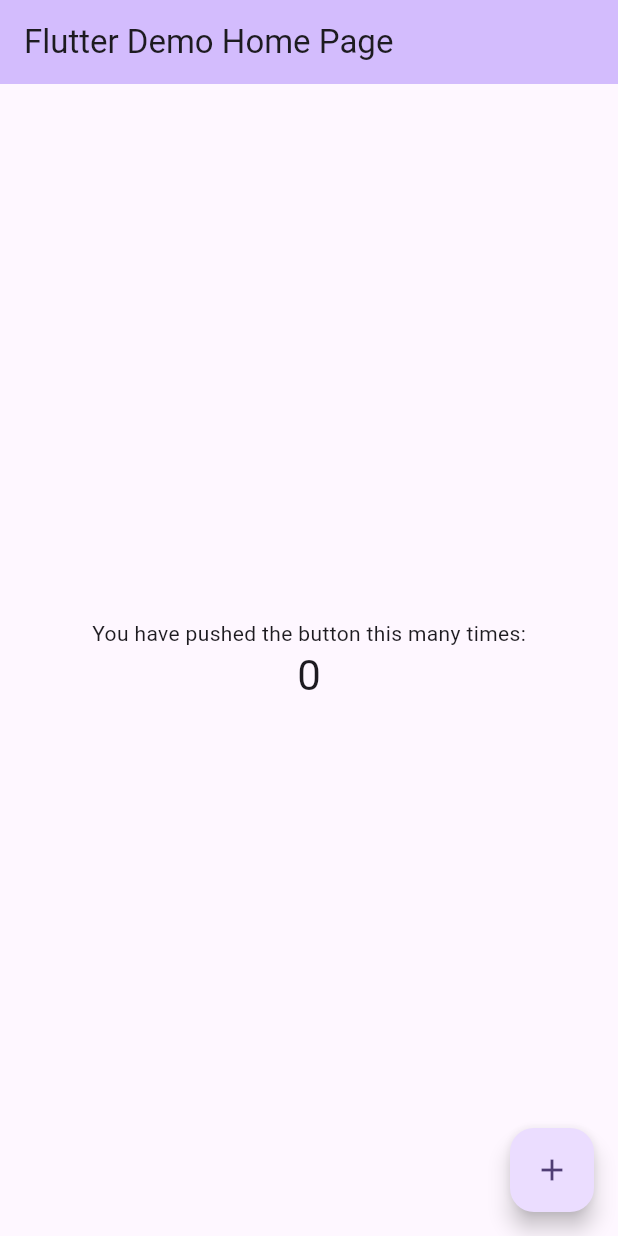
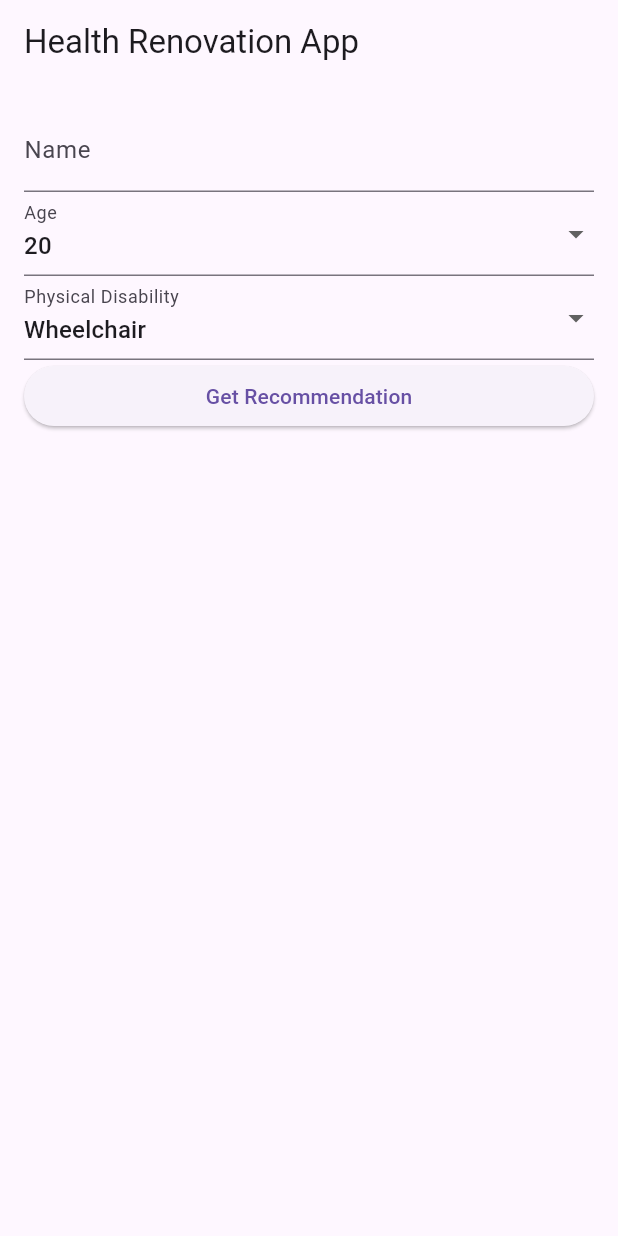
Before and after one commit to TejasRamanujam/axxess_app, a Flutter app: the screen it shows after launch, on a phone screen of 412 x 824 dp. Run offline on Flutter 3.47's test engine with Material 3 defaults, Android fonts, the phone set to English and light mode, and no system bars.

Commit message:
Update main.dart

```diff
--- a/lib/main.dart
+++ b/lib/main.dart
@@ -1,125 +1,150 @@
 import 'package:flutter/material.dart';
 
-void main() {
-  runApp(const MyApp());
+
+class User {
+  String name;
+  int age;
+  String disability;
+
+
+  User(this.name, this.age, this.disability);
 }
 
+
+class HouseRenovationRecommendation {
+  String getRecommendation(String disability) {
+    switch (disability.toLowerCase()) {
+      case 'wheelchair':
+        return 'Consider widening doorways and hallways, installing ramps, and adding grab bars in bathrooms.';
+      case 'visual impairment':
+        return 'Install handrails along staircases and ensure adequate lighting with motion sensors.';
+      case 'mobility impairment':
+        return 'Remove any tripping hazards, install non-slip flooring, and consider a stair lift if needed.';
+      case 'cannot walk':
+        return 'Install an elevator or a stair lift to facilitate movement between floors.';
+      // Add more cases for specific disabilities here
+      default:
+        return 'Please consult with a professional to assess your specific needs.';
+    }
+  }
+}
+
+
+void main() {
+  runApp(MyApp());
+}
+
+
 class MyApp extends StatelessWidget {
-  const MyApp({super.key});
-
-  // This widget is the root of your application.
   @override
   Widget build(BuildContext context) {
     return MaterialApp(
-      title: 'Flutter Demo',
-      theme: ThemeData(
-        // This is the theme of your application.
-        //
-        // TRY THIS: Try running your application with "flutter run". You'll see
-        // the application has a purple toolbar. Then, without quitting the app,
-        // try changing the seedColor in the colorScheme below to Colors.green
-        // and then invoke "hot reload" (save your changes or press the "hot
-        // reload" button in a Flutter-supported IDE, or press "r" if you used
-        // the command line to start the app).
-        //
-        // Notice that the counter didn't reset back to zero; the application
-        // state is not lost during the reload. To reset the state, use hot
-        // restart instead.
-        //
-        // This works for code too, not just values: Most code changes can be
-        // tested with just a hot reload.
-        colorScheme: ColorScheme.fromSeed(seedColor: Colors.deepPurple),
-        useMaterial3: true,
-      ),
-      home: const MyHomePage(title: 'Flutter Demo Home Page'),
+      title: 'Health Renovation App',
+      home: HealthRenovationScreen(),
     );
   }
 }
 
-class MyHomePage extends StatefulWidget {
-  const MyHomePage({super.key, required this.title});
 
-  // This widget is the home page of your application. It is stateful, meaning
-  // that it has a State object (defined below) that contains fields that affect
-  // how it looks.
-
-  // This class is the configuration for the state. It holds the values (in this
-  // case the title) provided by the parent (in this case the App widget) and
-  // used by the build method of the State. Fields in a Widget subclass are
-  // always marked "final".
-
-  final String title;
-
+class HealthRenovationScreen extends StatefulWidget {
   @override
-  State<MyHomePage> createState() => _MyHomePageState();
+  _HealthRenovationScreenState createState() => _HealthRenovationScreenState();
 }
 
-class _MyHomePageState extends State<MyHomePage> {
-  int _counter = 0;
 
-  void _incrementCounter() {
-    setState(() {
-      // This call to setState tells the Flutter framework that something has
-      // changed in this State, which causes it to rerun the build method below
-      // so that the display can reflect the updated values. If we changed
-      // _counter without calling setState(), then the build method would not be
-      // called again, and so nothing would appear to happen.
-      _counter++;
-    });
-  }
+class _HealthRenovationScreenState extends State<HealthRenovationScreen> {
+  String _selectedName = ''; // Set default value
+  int _selectedAge = 20; // Set default value
+  String _selectedDisability = 'Wheelchair'; // Set default value
+  String _recommendation = '';
+
+
+  List<String> disabilities = [
+    'Wheelchair',
+    'Visual Impairment',
+    'Mobility Impairment',
+    'Cannot Walk'
+  ];
+
 
   @override
   Widget build(BuildContext context) {
-    // This method is rerun every time setState is called, for instance as done
-    // by the _incrementCounter method above.
-    //
-    // The Flutter framework has been optimized to make rerunning build methods
-    // fast, so that you can just rebuild anything that needs updating rather
-    // than having to individually change instances of widgets.
     return Scaffold(
       appBar: AppBar(
-        // TRY THIS: Try changing the color here to a specific color (to
-        // Colors.amber, perhaps?) and trigger a hot reload to see the AppBar
-        // change color while the other colors stay the same.
-        backgroundColor: Theme.of(context).colorScheme.inversePrimary,
-        // Here we take the value from the MyHomePage object that was created by
-        // the App.build method, and use it to set our appbar title.
-        title: Text(widget.title),
+        title: Text('Health Renovation App'),
       ),
-      body: Center(
-        // Center is a layout widget. It takes a single child and positions it
-        // in the middle of the parent.
+      body: Padding(
+        padding: const EdgeInsets.all(16.0),
         child: Column(
-          // Column is also a layout widget. It takes a list of children and
-          // arranges them vertically. By default, it sizes itself to fit its
-          // children horizontally, and tries to be as tall as its parent.
-          //
-          // Column has various properties to control how it sizes itself and
-          // how it positions its children. Here we use mainAxisAlignment to
-          // center the children vertically; the main axis here is the vertical
-          // axis because Columns are vertical (the cross axis would be
-          // horizontal).
-          //
-          // TRY THIS: Invoke "debug painting" (choose the "Toggle Debug Paint"
-          // action in the IDE, or press "p" in the console), to see the
-          // wireframe for each widget.
-          mainAxisAlignment: MainAxisAlignment.center,
-          children: <Widget>[
-            const Text(
-              'You have pushed the button this many times:',
+          crossAxisAlignment: CrossAxisAlignment.stretch,
+          children: [
+            TextFormField(
+              onChanged: (value) {
+                _selectedName = value;
+              },
+              decoration: InputDecoration(labelText: 'Name'),
             ),
-            Text(
-              '$_counter',
-              style: Theme.of(context).textTheme.headlineMedium,
+            DropdownButtonFormField<int>(
+              value: _selectedAge,
+              items: <int>[20, 30, 40, 50, 60, 70, 80, 90].map((int value) {
+                return DropdownMenuItem<int>(
+                  value: value,
+                  child: Text(value.toString()),
+                );
+              }).toList(),
+              onChanged: (int? value) {
+                setState(() {
+                  _selectedAge = value!;
+                });
+              },
+              decoration: InputDecoration(labelText: 'Age'),
             ),
+            DropdownButtonFormField<String>(
+              value: _selectedDisability,
+              items: disabilities.map((String value) {
+                return DropdownMenuItem<String>(
+                  value: value,
+                  child: Text(value),
+                );
+              }).toList(),
+              onChanged: (String? value) {
+                setState(() {
+                  _selectedDisability = value!;
+                });
+              },
+              decoration: InputDecoration(labelText: 'Physical Disability'),
+            ),
+            ElevatedButton(
+              onPressed: _getRecommendation,
+              child: Text('Get Recommendation'),
+            ),
+            SizedBox(height: 16),
+            Text(_recommendation),
           ],
         ),
       ),
-      floatingActionButton: FloatingActionButton(
-        onPressed: _incrementCounter,
-        tooltip: 'Increment',
-        child: const Icon(Icons.add),
-      ), // This trailing comma makes auto-formatting nicer for build methods.
     );
   }
+
+
+  void _getRecommendation() {
+    if (_selectedName.isEmpty || _selectedAge == 0 || _selectedDisability.isEmpty) {
+      setState(() {
+        _recommendation = 'Please fill in all fields.';
+      });
+      return;
+    }
+
+
+    User user = User(_selectedName, _selectedAge, _selectedDisability);
+
+
+    HouseRenovationRecommendation recommendation = HouseRenovationRecommendation();
+    String userRecommendation = recommendation.getRecommendation(user.disability);
+
+
+    setState(() {
+      _recommendation = '\nDear ${user.name}, based on your physical disability (${user.disability}), we recommend the following house renovation:\n$userRecommendation';
+    });
+  }
 }
```
